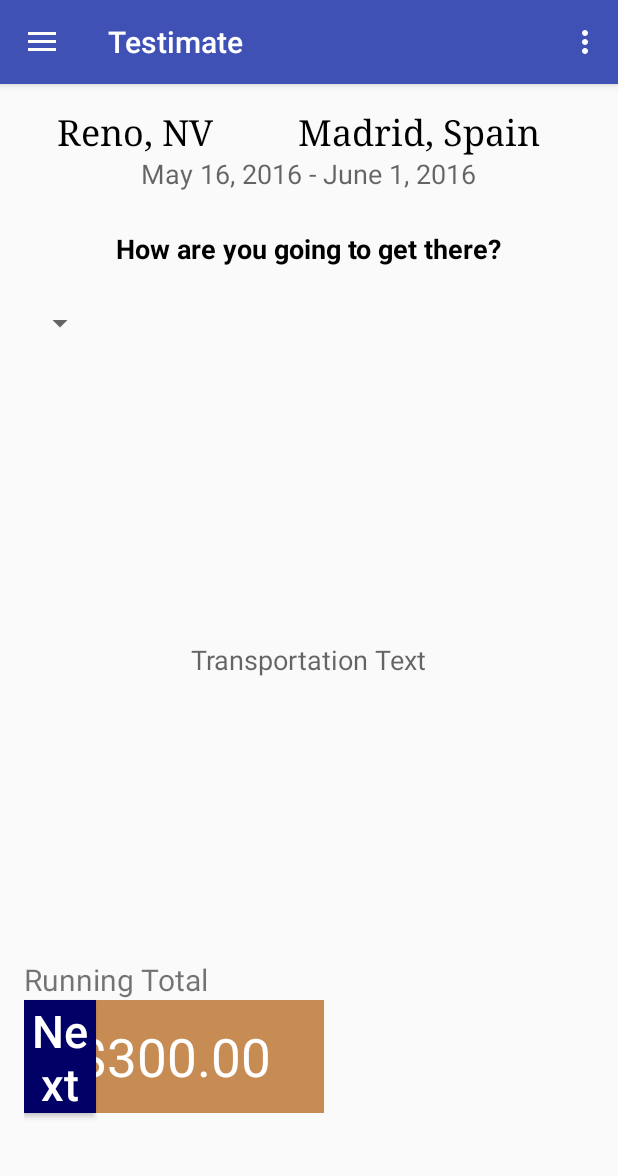
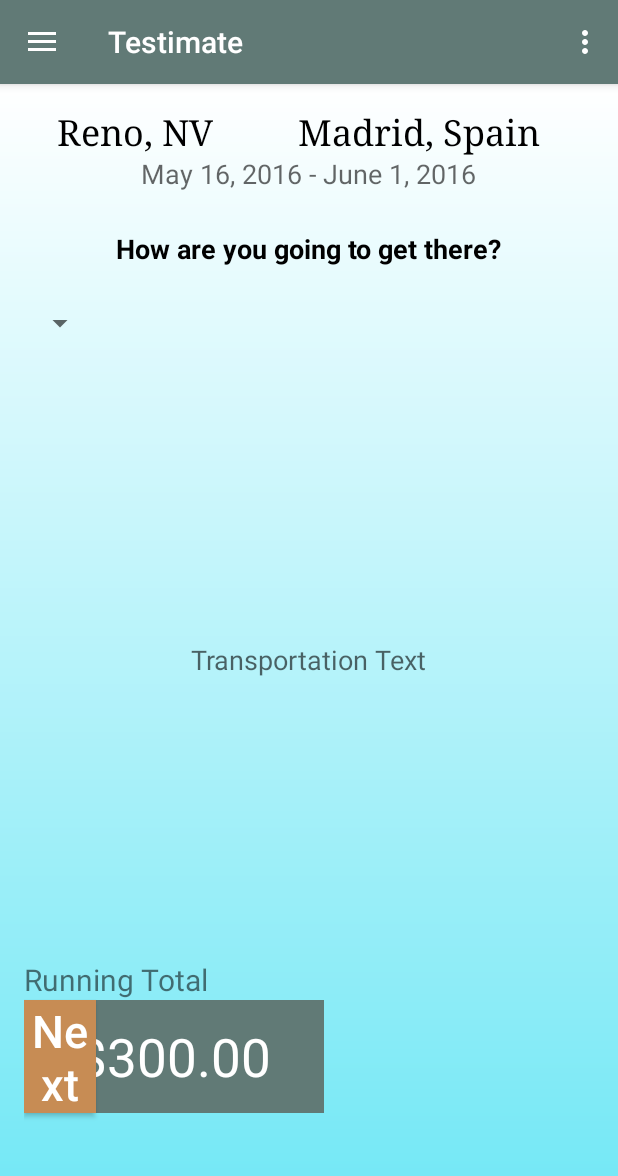
Before and after one commit to samanthagrant/Trestimate, an Android app: the screen it shows after launch (MainActivity), on a phone screen of 412 x 824 dp. Shown: the top 1176 px of the screen. Run offline under Robolectric (Android 15) with nearby library versions, the phone set to English and light mode, and no system bars.

Commit message:
Chagnes in Design

```diff
--- a/app/src/main/res/drawable/main_background.xml
+++ b/app/src/main/res/drawable/main_background.xml
@@ -2,7 +2,7 @@
 <shape xmlns:android="http://schemas.android.com/apk/res/android"
     android:shape="rectangle">
     <gradient
-        android:startColor="#006499"
+        android:startColor="#6ee7f5"
         android:endColor="#FFFFFF"
         android:angle="90" />
 </shape>
--- a/app/src/main/res/layout/app_bar_main.xml
+++ b/app/src/main/res/layout/app_bar_main.xml
@@ -11,7 +11,8 @@
 
         <android.support.v7.widget.Toolbar android:id="@+id/toolbar"
             android:layout_width="match_parent" android:layout_height="?attr/actionBarSize"
-            android:background="?attr/colorPrimary" app:popupTheme="@style/AppTheme.PopupOverlay" />
+            app:popupTheme="@style/AppTheme.PopupOverlay"
+            android:background="@color/buttonColor" />
 
     </android.support.design.widget.AppBarLayout>
 
--- a/app/src/main/res/layout/transportation_screen.xml
+++ b/app/src/main/res/layout/transportation_screen.xml
@@ -10,7 +10,8 @@
     tools:context=".MainActivity"
     tools:showIn="@layout/app_bar_main"
     android:id="@+id/runningTotal_label"
-    android:touchscreenBlocksFocus="true">
+    android:touchscreenBlocksFocus="true"
+    android:background="@drawable/main_background">
 
     <TextView
         android:layout_width="match_parent"
@@ -82,7 +83,7 @@
         android:textColor="#ffffff"
         android:textIsSelectable="false"
         android:textSize="35dp"
-        android:background="#c78c54"
+        android:background="#617A76"
         android:singleLine="false"
         android:height="69dp"
         android:gravity="center"
@@ -96,7 +97,7 @@
         android:layout_height="75dp"
         android:text="@string/Next"
         android:id="@+id/button"
-        android:background="#000066"
+        android:background="#c78c54"
         android:textColor="#ffffff"
         android:layout_alignTop="@+id/runningCost"
         android:layout_alignRight="@+id/spinner"
--- a/app/src/main/res/values/colors.xml
+++ b/app/src/main/res/values/colors.xml
@@ -3,4 +3,5 @@
     <color name="colorPrimary">#3F51B5</color>
     <color name="colorPrimaryDark">#303F9F</color>
     <color name="colorAccent">#FF4081</color>
+    <color name="buttonColor">#617A76</color>
 </resources>
```
Also changed, not shown: settings.gradle (line endings or trailing spaces), 3 other files.
